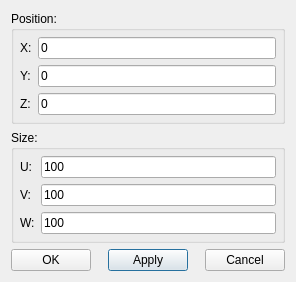
Qt form src/Mod/Part/Gui/DlgPartBox.ui (berndhahnebach/All_FreeCAD) before a commit.
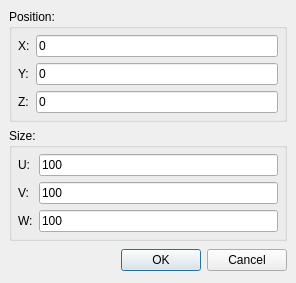
The same form after that commit.

The edit to the form file:
```diff
--- a/src/Mod/Part/Gui/DlgPartBox.ui
+++ b/src/Mod/Part/Gui/DlgPartBox.ui
@@ -15,71 +15,54 @@
   <property name="windowTitle" >
    <string>Box definition</string>
   </property>
-  <layout class="QVBoxLayout" >
-   <property name="margin" >
-    <number>11</number>
-   </property>
-   <property name="spacing" >
-    <number>6</number>
-   </property>
-   <item>
-    <widget class="QGroupBox" name="GroupBox5" >
-     <property name="title" >
-      <string>Position:</string>
-     </property>
      <layout class="QGridLayout" >
       <property name="margin" >
-       <number>6</number>
+    <number>9</number>
       </property>
       <property name="spacing" >
        <number>6</number>
       </property>
-      <item row="0" column="0" >
-       <widget class="QLabel" name="TextLabel1" >
-        <property name="text" >
-         <string>X:</string>
-        </property>
-       </widget>
-      </item>
-      <item row="0" column="1" >
-       <widget class="QLineEdit" name="XLineEdit" >
-        <property name="text" >
-         <string>0</string>
-        </property>
-       </widget>
-      </item>
-      <item row="1" column="1" >
-       <widget class="QLineEdit" name="YLineEdit" >
-        <property name="text" >
-         <string>0</string>
-        </property>
-       </widget>
-      </item>
-      <item row="2" column="1" >
-       <widget class="QLineEdit" name="ZLineEdit" >
-        <property name="text" >
-         <string>0</string>
-        </property>
-       </widget>
-      </item>
       <item row="2" column="0" >
-       <widget class="QLabel" name="TextLabel3" >
+    <layout class="QHBoxLayout" >
+     <property name="margin" >
+      <number>0</number>
+     </property>
+     <property name="spacing" >
+      <number>6</number>
+     </property>
+     <item>
+      <spacer>
+       <property name="orientation" >
+        <enum>Qt::Horizontal</enum>
+       </property>
+       <property name="sizeType" >
+        <enum>QSizePolicy::Expanding</enum>
+       </property>
+       <property name="sizeHint" >
+        <size>
+         <width>16</width>
+         <height>27</height>
+        </size>
+       </property>
+      </spacer>
+     </item>
+     <item>
+      <widget class="QPushButton" name="OKButton" >
         <property name="text" >
-         <string>Z:</string>
+        <string>OK</string>
         </property>
        </widget>
       </item>
-      <item row="1" column="0" >
-       <widget class="QLabel" name="TextLabel2" >
+     <item>
+      <widget class="QPushButton" name="CancelButton" >
         <property name="text" >
-         <string>Y:</string>
+        <string>Cancel</string>
         </property>
        </widget>
       </item>
      </layout>
-    </widget>
    </item>
-   <item>
+   <item row="1" column="0" >
     <widget class="QGroupBox" name="GroupBox5_2" >
      <property name="title" >
       <string>Size:</string>
@@ -136,68 +119,62 @@
      </layout>
     </widget>
    </item>
-   <item>
+   <item row="0" column="0" >
+    <widget class="QGroupBox" name="GroupBox5" >
+     <property name="title" >
+      <string>Position:</string>
+     </property>
     <layout class="QGridLayout" >
      <property name="margin" >
-      <number>0</number>
+       <number>6</number>
      </property>
      <property name="spacing" >
       <number>6</number>
      </property>
-     <item row="0" column="2" >
-      <widget class="QPushButton" name="ApplyButton" >
-       <property name="text" >
-        <string>Apply</string>
-       </property>
-      </widget>
-     </item>
-     <item row="0" column="4" >
-      <widget class="QPushButton" name="CancelButton" >
-       <property name="text" >
-        <string>Cancel</string>
-       </property>
-      </widget>
-     </item>
      <item row="0" column="0" >
-      <widget class="QPushButton" name="OKButton" >
+       <widget class="QLabel" name="TextLabel1" >
        <property name="text" >
-        <string>OK</string>
+         <string>X:</string>
        </property>
       </widget>
      </item>
-     <item row="0" column="3" >
-      <spacer>
-       <property name="orientation" >
-        <enum>Qt::Horizontal</enum>
-       </property>
-       <property name="sizeType" >
-        <enum>QSizePolicy::Expanding</enum>
-       </property>
-       <property name="sizeHint" >
-        <size>
-         <width>20</width>
-         <height>20</height>
-        </size>
-       </property>
-      </spacer>
-     </item>
      <item row="0" column="1" >
-      <spacer>
-       <property name="orientation" >
-        <enum>Qt::Horizontal</enum>
-       </property>
-       <property name="sizeType" >
-        <enum>QSizePolicy::Expanding</enum>
-       </property>
-       <property name="sizeHint" >
-        <size>
-         <width>20</width>
-         <height>20</height>
-        </size>
-       </property>
-      </spacer>
-     </item>
-    </layout>
+       <widget class="QLineEdit" name="XLineEdit" >
+        <property name="text" >
+         <string>0</string>
+        </property>
+       </widget>
+      </item>
+      <item row="1" column="1" >
+       <widget class="QLineEdit" name="YLineEdit" >
+        <property name="text" >
+         <string>0</string>
+        </property>
+       </widget>
+      </item>
+      <item row="2" column="1" >
+       <widget class="QLineEdit" name="ZLineEdit" >
+        <property name="text" >
+         <string>0</string>
+        </property>
+       </widget>
+      </item>
+      <item row="2" column="0" >
+       <widget class="QLabel" name="TextLabel3" >
+        <property name="text" >
+         <string>Z:</string>
+        </property>
+       </widget>
+      </item>
+      <item row="1" column="0" >
+       <widget class="QLabel" name="TextLabel2" >
+        <property name="text" >
+         <string>Y:</string>
+        </property>
+       </widget>
+      </item>
+     </layout>
+    </widget>
    </item>
   </layout>
  </widget>
```
Left out of the diff: 36 changed lines with no effect on the pictures. Lines whose indentation alone changed are shown as unchanged.
